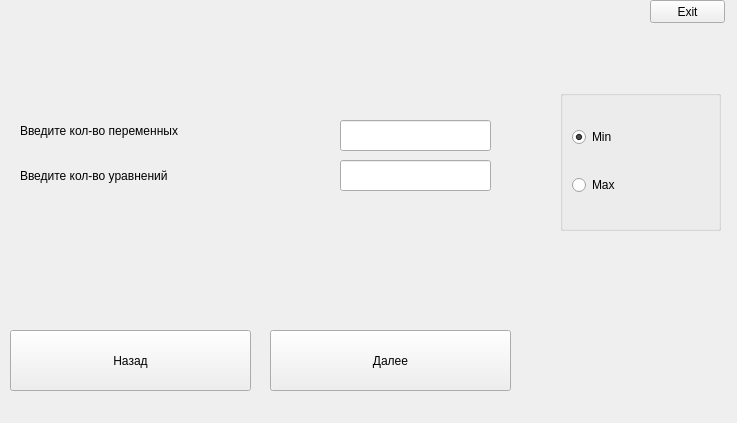
Haveryx/SimplexMethod, file solution.ui: the form before one commit.
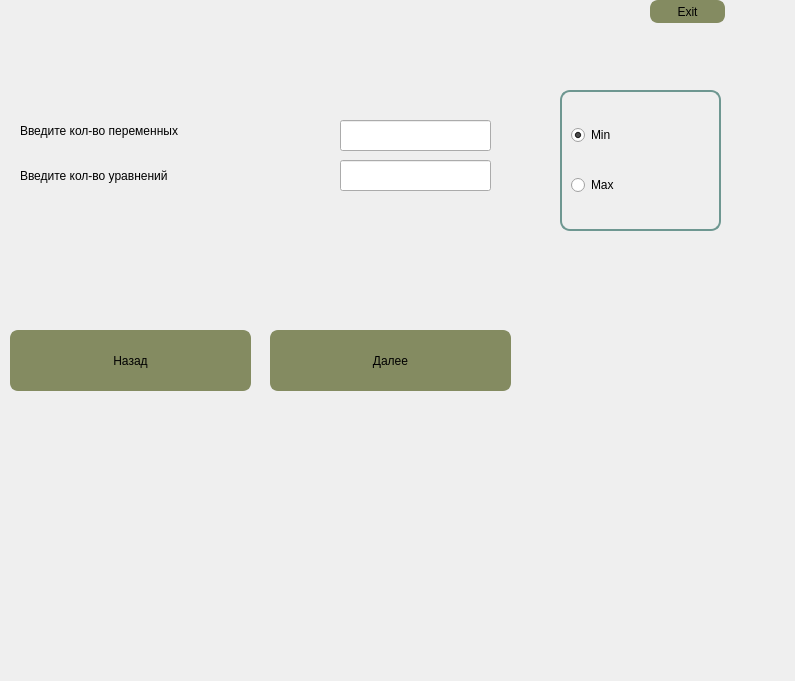
The form after the commit.

The edit to the form file:
```diff
--- a/solution.ui
+++ b/solution.ui
@@ -6,8 +6,8 @@
    <rect>
     <x>0</x>
     <y>0</y>
-    <width>737</width>
-    <height>423</height>
+    <width>795</width>
+    <height>681</height>
    </rect>
   </property>
   <property name="windowTitle">
@@ -17,10 +17,11 @@
    <string notr="true">/*Solution{
 background-color: rgb(212, 188, 181);
 }
+*/
 QPushButton{
 border-radius:8px;
-border: 2px solid rgb(51, 81, 83);
-background-color: rgb(155,93,86);
+border: 2px solid rgb(132, 139, 97);
+background-color: rgb(132, 139, 97);
 	font: 75 18pt &quot;Times New Roman&quot;;
 }
 QPushButton::hover{
@@ -38,7 +39,7 @@
 border: 2px solid rgb(110,151,145);
 
 }
-*/</string>
+</string>
   </property>
   <widget class="QGroupBox" name="groupBox">
    <property name="geometry">
```
Left out of the diff: 2 changed lines with no effect on the pictures.
